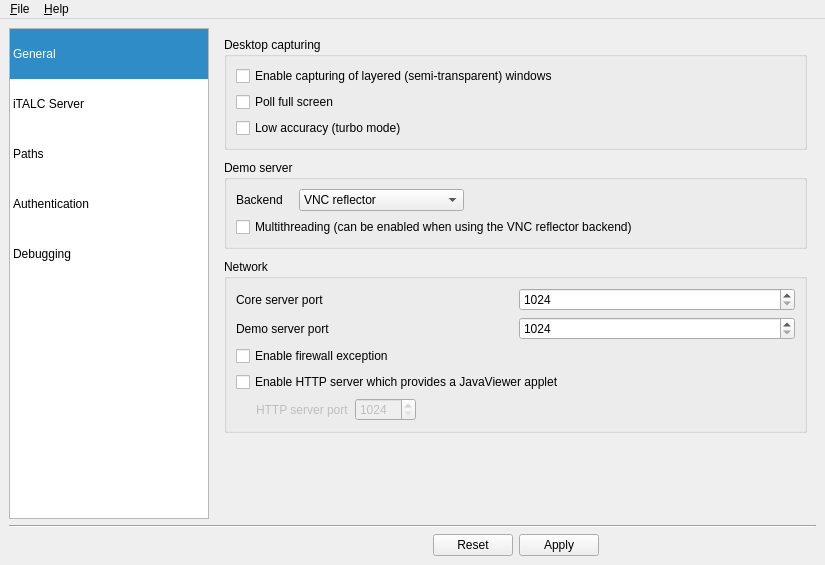
First picture: the form in imc/Forms/MainWindow.ui, repository veyon/veyon, before the edit.
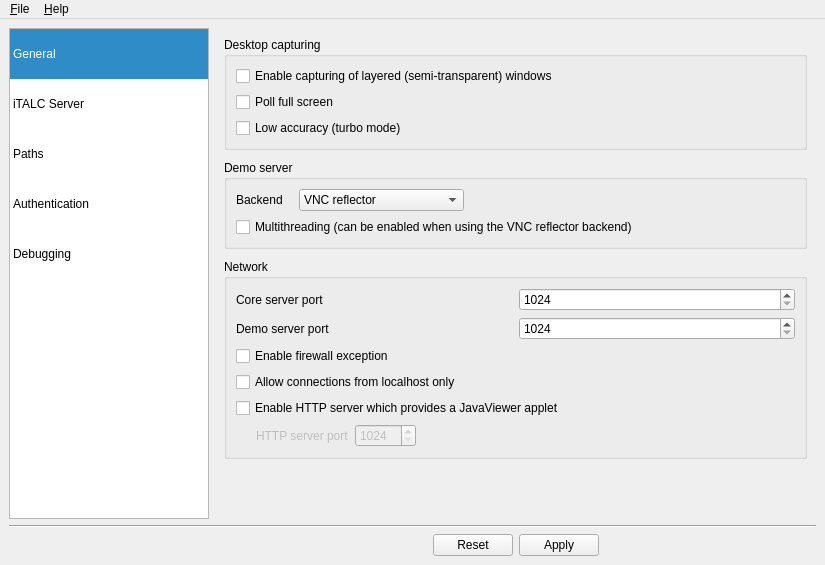
Second picture: the form after the edit. The open tabs and pages were chosen to show the change. Icons and pictures are not drawn.

Commit message:
ItalcCore/ItalcConfiguration: added "LocalConnectOnly" property
This property is planned to control whether to disable connections that
are not coming from localhost.

```diff
--- a/imc/Forms/MainWindow.ui
+++ b/imc/Forms/MainWindow.ui
@@ -576,14 +576,14 @@
              </property>
             </widget>
            </item>
-           <item row="3" column="0" colspan="2">
+           <item row="4" column="0" colspan="2">
             <widget class="QCheckBox" name="isHttpServerEnabled">
              <property name="text">
               <string>Enable HTTP server which provides a JavaViewer applet</string>
              </property>
             </widget>
            </item>
-           <item row="4" column="0" colspan="2">
+           <item row="5" column="0" colspan="2">
             <layout class="QHBoxLayout" name="horizontalLayout_5">
              <item>
               <spacer name="horizontalSpacer_10">
@@ -639,6 +639,13 @@
              </item>
             </layout>
            </item>
+           <item row="3" column="0" colspan="2">
+            <widget class="QCheckBox" name="localConnectOnly">
+             <property name="text">
+              <string>Allow connections from localhost only</string>
+             </property>
+            </widget>
+           </item>
           </layout>
          </widget>
         </item>
```
The commit also changes 1 other file.
